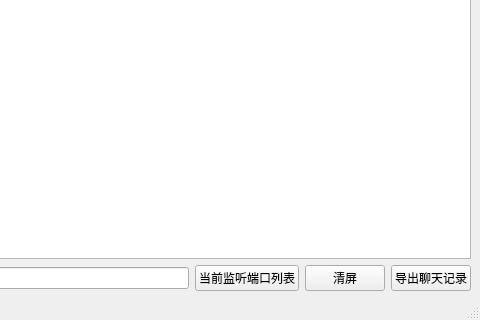
First picture: the form in TinyServer/serverMainWindow.ui, repository philipyexushen/TinyServer, before the edit; both pictures show x 315 to 795 and y 280 to 600 of the 795 by 600 pixel window.
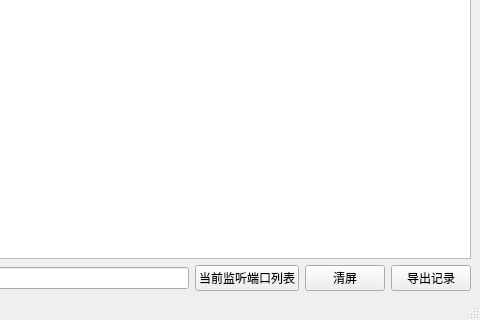
Second picture: the form after the edit. Icons and pictures are not drawn.

The edit to the form file:
```diff
--- a/TinyServer/serverMainWindow.ui
+++ b/TinyServer/serverMainWindow.ui
@@ -110,7 +110,7 @@
          <item>
           <widget class="QPushButton" name="saveMsgBtn">
            <property name="text">
-            <string>导出聊天记录</string>
+            <string>导出记录</string>
            </property>
           </widget>
          </item>
```
